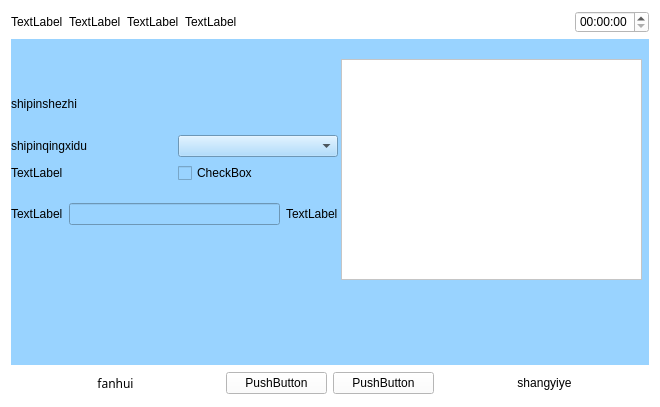
The window that WeighSensor/shipinshezhi.ui (xsw258x2s5w8/WeightSensor) describes before a commit, drawn with Qt 5.
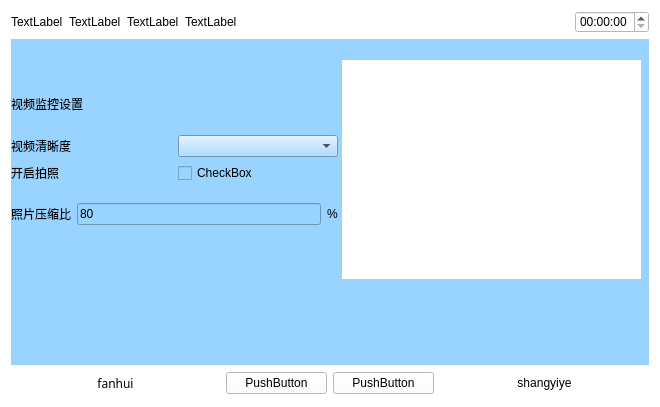
The same window after the commit.

Commit message: 20170629010 明天开始编辑主界面和二维码管理开始

Diff of the .ui file:
```diff
--- a/WeighSensor/shipinshezhi.ui
+++ b/WeighSensor/shipinshezhi.ui
@@ -111,7 +111,7 @@
        <item>
         <widget class="QLabel" name="label">
          <property name="text">
-          <string>shipinshezhi</string>
+          <string>视频监控设置</string>
          </property>
         </widget>
        </item>
@@ -120,7 +120,7 @@
          <item>
           <widget class="QLabel" name="label_4">
            <property name="text">
-            <string>shipinqingxidu</string>
+            <string>视频清晰度</string>
            </property>
           </widget>
          </item>
@@ -134,7 +134,7 @@
          <item>
           <widget class="QLabel" name="label_14">
            <property name="text">
-            <string>TextLabel</string>
+            <string>开启拍照</string>
            </property>
           </widget>
          </item>
@@ -152,17 +152,21 @@
          <item>
           <widget class="QLabel" name="label_15">
            <property name="text">
-            <string>TextLabel</string>
+            <string>照片压缩比</string>
            </property>
           </widget>
          </item>
          <item>
-          <widget class="QLineEdit" name="lineEdit_7"/>
+          <widget class="QLineEdit" name="lineEdit_7">
+           <property name="text">
+            <string>80</string>
+           </property>
+          </widget>
          </item>
          <item>
           <widget class="QLabel" name="label_16">
            <property name="text">
-            <string>TextLabel</string>
+            <string>%</string>
            </property>
           </widget>
          </item>
```
Left out of the diff: 2 changed lines with no effect on the pictures. The commit also changes 4 other files.
